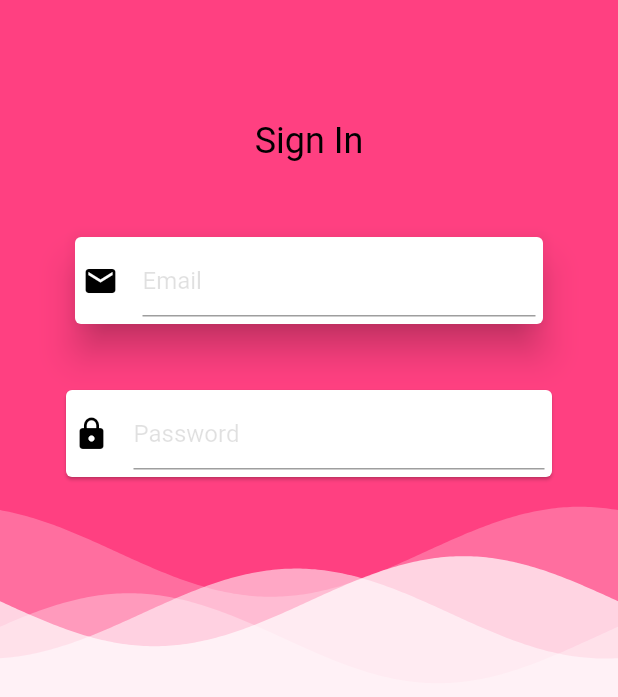
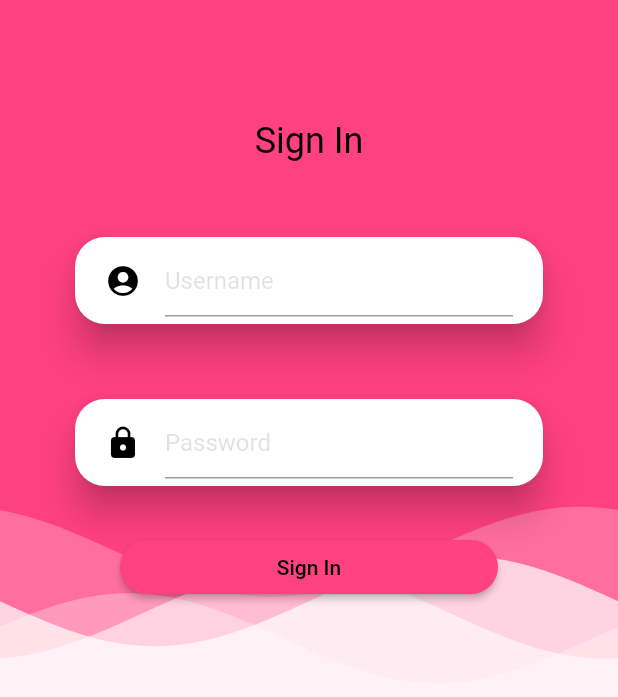
Before and after one commit to iluthtaqwim/bank_sampah_app, a Flutter app: the screen it shows after launch, on a phone screen of 412 x 824 dp. Shown: the top 697 px of the screen. Run offline on Flutter 3.47's test engine with Material 2 defaults, Android fonts, the phone set to English and light mode, and no system bars; drawn by our look-alikes of wave; our stand-ins replace shared_preferences; Roboto replaces fonts that are missing (Hiragino Kaku Gothic ProN).

Commit message:
update login

```diff
--- a/lib/login_page.dart
+++ b/lib/login_page.dart
@@ -1,6 +1,13 @@
+import 'dart:convert';
+
+import 'package:bank_sampah/main.dart';
+import 'package:flutter/cupertino.dart';
 import 'package:flutter/material.dart';
+import 'package:shared_preferences/shared_preferences.dart';
 import 'package:wave/config.dart';
 import 'package:wave/wave.dart';
+import 'package:flutter/services.dart';
+import 'package:http/http.dart' as http;
 
 class LoginPage extends StatefulWidget {
   @override
@@ -8,10 +15,11 @@ class LoginPage extends StatefulWidget {
 }
 
 class _LoginPageState extends State<LoginPage> {
+  bool _isLoading = false;
+
   @override
   Widget build(BuildContext context) {
     return Material(
-      child: Container(
       child: Stack(
         children: [
           WaveWidget(
@@ -49,42 +57,61 @@ class _LoginPageState extends State<LoginPage> {
                 ),
               ),
               textSection(),
-
+              Container(
+                padding: EdgeInsets.symmetric(horizontal: 80.0),
+                child: RaisedButton(
+                  shape: RoundedRectangleBorder(
+                    borderRadius: const BorderRadius.all(
+                      Radius.circular(20.0),
+                    ),
+                  ),
+                  textColor: Colors.black,
+                  color: Colors.pinkAccent,
+                  onPressed: () {
+                    setState(() {
+                      _isLoading = true;
+                    });
+                    signIn(usernameController.text, passwordController.text);
+                  },
+                  child: Center(
+                    child: Text('Sign In'),
+                  ),
+                ),
+              )
             ],
           ),
         ],
       ),
-      ),
     );
+  }
+
+  signIn(String username, pass) async {
+    SharedPreferences sharedPreferences = await SharedPreferences.getInstance();
+    Map data = {'nama_nasabah': username, 'password': pass};
+    var jsonResponse;
+    var response = await http.post("YOUR_BASE_URL", body: data);
+    if (response.statusCode == 200) {
+      jsonResponse = json.decode(response.body);
+      if (jsonResponse != null) {
+        setState(() {
+          _isLoading = false;
+        });
+        sharedPreferences.setString("token", jsonResponse['token']);
+        Navigator.of(context).pushAndRemoveUntil(
+            MaterialPageRoute(builder: (BuildContext context) => MainPage()),
+            (Route<dynamic> route) => false);
+      }
+    } else {
+      setState(() {
+        _isLoading = false;
+      });
+      print(response.body);
+    }
   }
 }
 
-extension WidgetModifier on Widget {
-  Widget bgWaves() {
-    return WaveWidget(
-      config: CustomConfig(
-        colors: [
-          Colors.white70,
-          Colors.white54,
-          Colors.white30,
-          Colors.white24,
-        ],
-        durations: [22000, 15000, 10000, 5000],
-        heightPercentages: [0.15, 0.16, 0.18, 0.11],
-        blur: MaskFilter.blur(BlurStyle.solid, 5.0),
-      ),
-      size: Size(
-        double.infinity,
-        double.infinity,
-      ),
-      backgroundColor: Colors.pinkAccent,
-    );
-  }
-
-  Widget title() {
-    return Text("HAlooo");
-  }
-}
+TextEditingController usernameController = new TextEditingController();
+TextEditingController passwordController = new TextEditingController();
 
 Container textSection() {
   return Container(
@@ -92,17 +119,24 @@ Container textSection() {
     child: Column(
       children: <Widget>[
         Card(
+          shape: RoundedRectangleBorder(
+            borderRadius: const BorderRadius.all(
+              Radius.circular(20.0),
+            ),
+          ),
           margin: EdgeInsets.symmetric(horizontal: 10.0, vertical: 10.0),
           elevation: 10.0,
           color: Colors.white,
           child: Padding(
-            padding: const EdgeInsets.symmetric(horizontal: 5.0, vertical: 5.0),
+            padding:
+                const EdgeInsets.symmetric(horizontal: 20.0, vertical: 5.0),
             child: TextFormField(
+              controller: usernameController,
               cursorColor: Colors.white,
               style: TextStyle(color: Colors.black),
               decoration: InputDecoration(
-                icon: Icon(Icons.email, color: Colors.black),
-                hintText: "Email",
+                icon: Icon(Icons.account_circle, color: Colors.black),
+                hintText: "Username",
                 // border: UnderlineInputBorder(
                 //     borderSide: BorderSide(color: Colors.white70)),
                 hintStyle: TextStyle(color: Colors.black12),
@@ -112,10 +146,19 @@ Container textSection() {
         ),
         SizedBox(height: 30.0),
         Card(
+          shape: RoundedRectangleBorder(
+            borderRadius: const BorderRadius.all(
+              Radius.circular(20.0),
+            ),
+          ),
+          margin: EdgeInsets.symmetric(horizontal: 10.0, vertical: 10.0),
+          elevation: 10.0,
           color: Colors.white,
           child: Padding(
-            padding: const EdgeInsets.symmetric(horizontal: 5.0, vertical: 5.0),
+            padding:
+                const EdgeInsets.symmetric(horizontal: 20.0, vertical: 5.0),
             child: TextFormField(
+              controller: passwordController,
               cursorColor: Colors.white,
               obscureText: true,
               style: TextStyle(color: Colors.black),
--- a/lib/main.dart
+++ b/lib/main.dart
@@ -3,6 +3,8 @@ import 'package:flutter/services.dart';
 import 'package:http/http.dart' as http;
 import 'package:bank_sampah/login_page.dart';
 import 'package:shared_preferences/shared_preferences.dart';
+import 'package:wave/config.dart';
+import 'package:wave/wave.dart';
 
 void main() {
   runApp(MyApp());
@@ -15,7 +17,9 @@ class MyApp extends StatelessWidget {
     return MaterialApp(
       title: "Code Land",
       debugShowCheckedModeBanner: false,
-      home: LoginPage(),
+      home: Container(
+        child: LoginPage(),
+      ),
       theme: ThemeData(accentColor: Colors.white70),
     );
   }
@@ -29,6 +33,8 @@ class MainPage extends StatefulWidget {
 class _MainPageState extends State<MainPage> {
   @override
   Widget build(BuildContext context) {
-    return Container();
+    return Container(
+      child: Text("INI main Page"),
+    );
   }
 }
```
Lines whose indentation alone changed are shown as unchanged.
